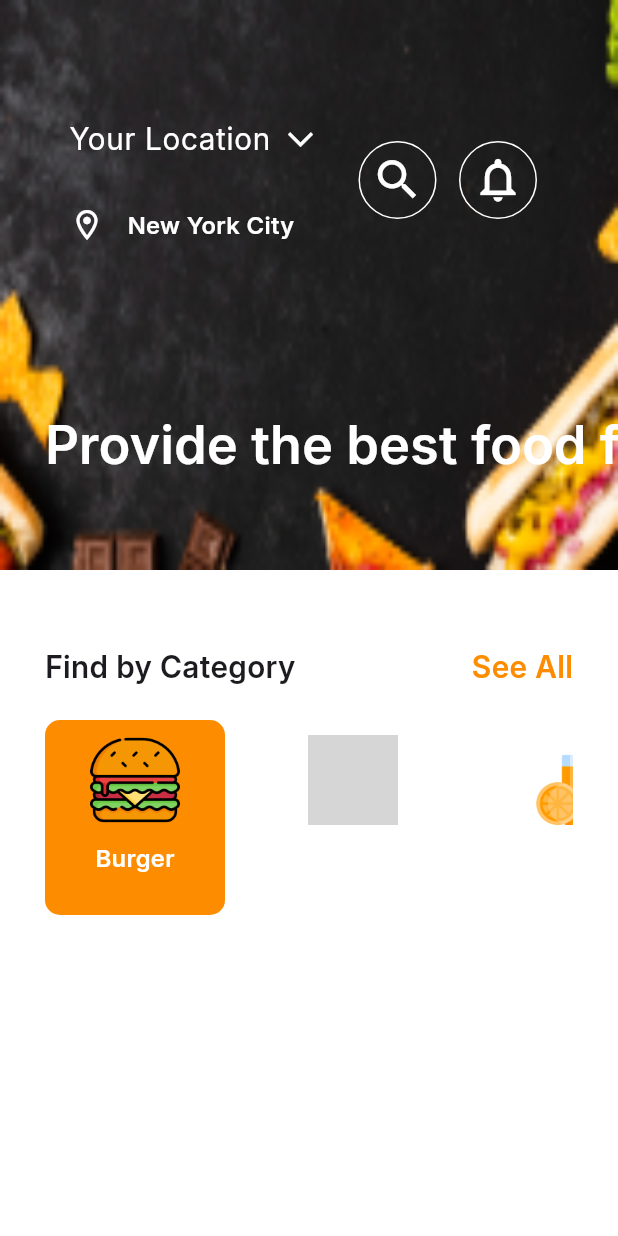
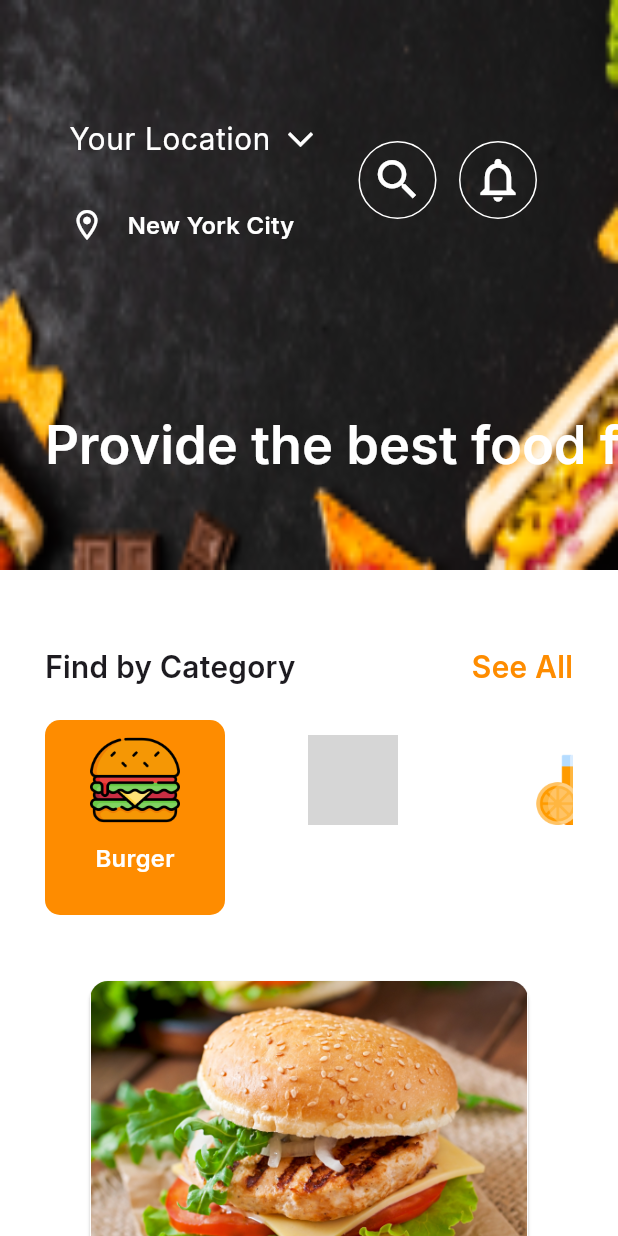
Before and after one commit to MohamedEssami20/delivery_food, a Flutter app: the HomeView screen opened by its route, on a phone screen of 412 x 824 dp. Run offline on Flutter 3.47's test engine with Material 3 defaults, Android fonts, the phone set to English and light mode, and no system bars; our stand-ins replace cloud_firestore, dartz, dots_indicator, firebase_auth, firebase_core, flutter_bloc and 4 more; missing offline and left inert: flutter_facebook_auth, mailer, svg_flutter; accounts and stored records are empty; grey boxes are pictures that could not be loaded.

Commit message:
create product item

```diff
--- a/lib/core/utils/app_assets.dart
+++ b/lib/core/utils/app_assets.dart
@@ -42,6 +42,10 @@ class Assets {
   /// assets/images/pizza.png
   static const String assetsImagesPizza = "assets/images/pizza.png";
 
+  /// Assets for assetsImagesProduct
+  /// assets/images/product.png
+  static const String assetsImagesProduct = "assets/images/product.png";
+
   /// Assets for assetsImagesSandwich
   /// assets/images/sandwich.png
   static const String assetsImagesSandwich = "assets/images/sandwich.png";
--- a/lib/features/home/presentation/views/widgets/category_item_list_view.dart
+++ b/lib/features/home/presentation/views/widgets/category_item_list_view.dart
@@ -25,9 +25,13 @@ class _CategoryItemListViewState extends State<CategoryItemListView> {
           return Padding(
             padding: const EdgeInsets.only(right: 25),
             child: GestureDetector(
-              onTap: () {},
+              onTap: () {
+                setState(() {
+                  currentIndex = index;
+                });
+              },
               child: CategoryItem(
-                isSelected: currentIndex==index,
+                isSelected: currentIndex == index,
                 image: CategoryItemModel.categories[index].image,
                 title: CategoryItemModel.categories[index].title,
               ),
--- a/lib/features/home/presentation/views/widgets/home_view_body.dart
+++ b/lib/features/home/presentation/views/widgets/home_view_body.dart
@@ -1,7 +1,9 @@
+
 import 'package:delivery_food/core/utils/app_color.dart';
 import 'package:delivery_food/core/utils/app_text_styles.dart';
 import 'package:delivery_food/features/home/presentation/views/widgets/category_item_list_view.dart';
 import 'package:delivery_food/features/home/presentation/views/widgets/home_app_bar.dart';
+import 'package:delivery_food/features/home/presentation/views/widgets/product_item.dart';
 import 'package:flutter/material.dart';
 
 class HomeViewBody extends StatelessWidget {
@@ -31,7 +33,11 @@ class HomeViewBody extends StatelessWidget {
                 ],
               ),
               const SizedBox(height: 20),
-             const CategoryItemListView(),
+              const CategoryItemListView(),
+              const SizedBox(
+                height: 40,
+              ),
+              const ProductItem(),
             ],
           ),
         )
--- /dev/null
+++ b/lib/features/home/presentation/views/widgets/product_item.dart
@@ -0,0 +1,35 @@
+import 'package:flutter/material.dart';
+
+import '../../../../../core/utils/app_assets.dart';
+
+class ProductItem extends StatelessWidget {
+  const ProductItem({super.key});
+
+  @override
+  Widget build(BuildContext context) {
+    return SizedBox(
+      width: 300,
+      child: AspectRatio(
+        aspectRatio: 1,
+        child: Card(
+          color: Colors.white,
+          child: Column(
+            children: [
+              Container(
+                height: 230,
+                decoration: const BoxDecoration(
+                  borderRadius: BorderRadius.all(Radius.circular(12)),
+                  image: DecorationImage(
+                    image: AssetImage(
+                      Assets.assetsImagesProduct,
+                    ),
+                  ),
+                ),
+              ),
+            ],
+          ),
+        ),
+      ),
+    );
+  }
+}
```
Also changed, not shown: assets/images/product.png (added).
